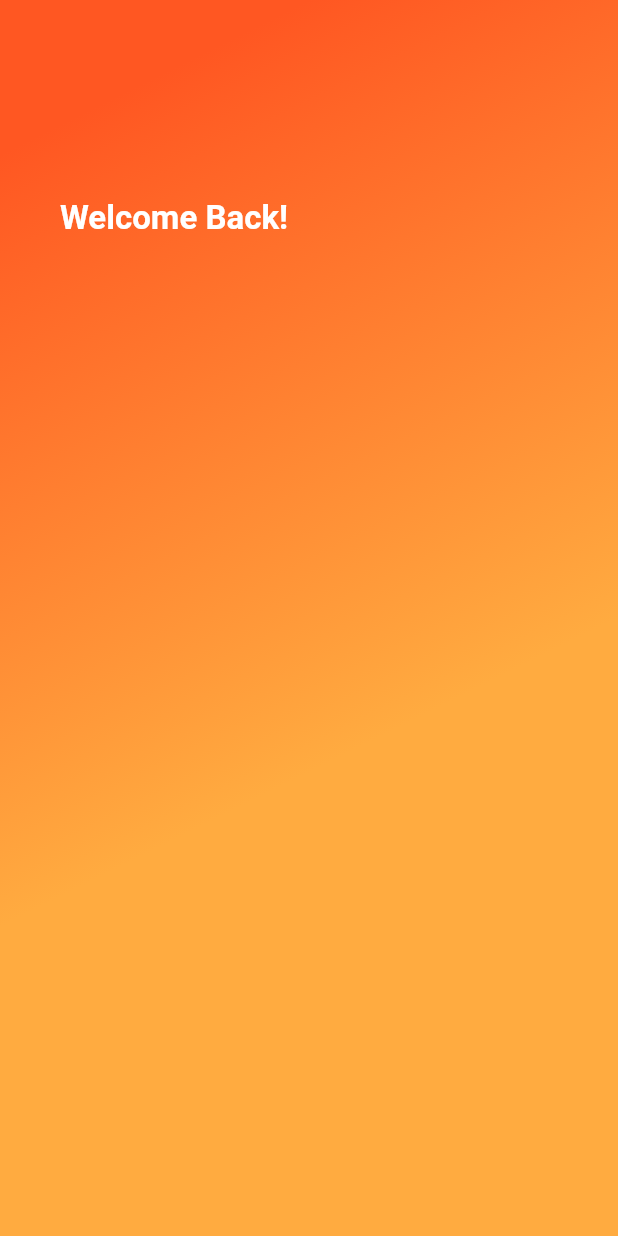
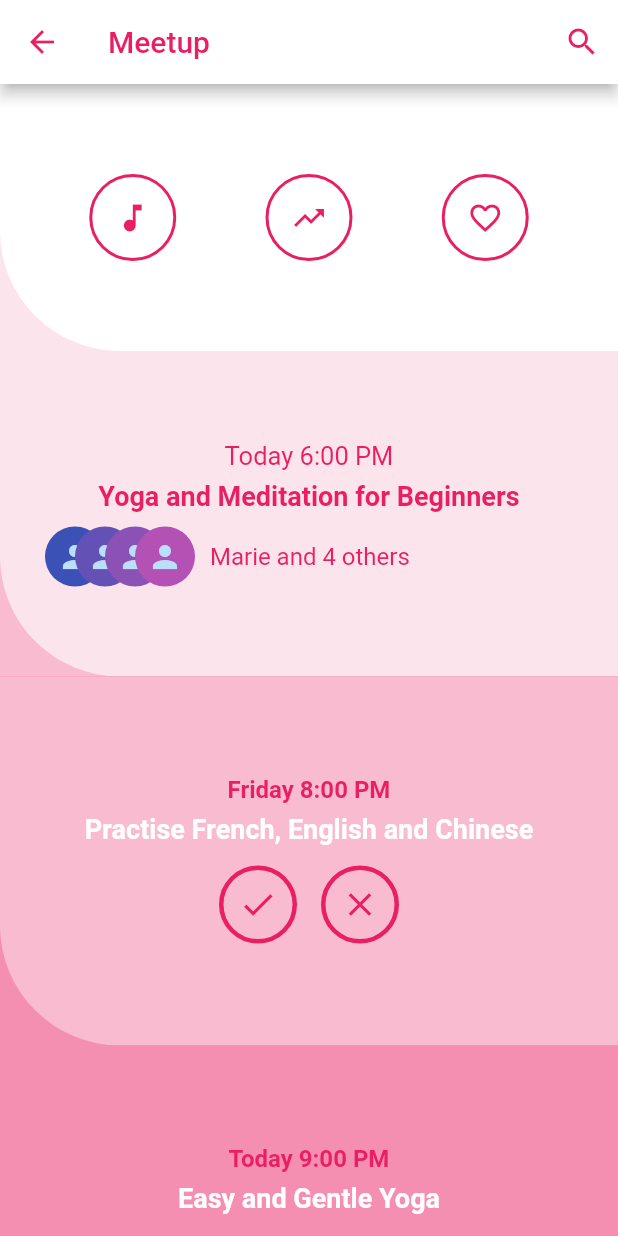
Before and after one commit to kavienanj/flutter-ui-collection, a Flutter app: the first screen one second after launch, on a phone screen of 412 x 824 dp. Run offline on Flutter 3.47's test engine with Material 2 defaults, Android fonts, the phone set to English and light mode, and no system bars.

Commit message:
week 2 completed

```diff
--- a/lib/main.dart
+++ b/lib/main.dart
@@ -1,5 +1,5 @@
 import 'package:flutter/material.dart';
-import 'package:ui_challege/week_1/main_app.dart';
+import 'package:ui_challege/week_2/main_app.dart';
 
 void main() {
   runApp(MainApp());
--- /dev/null
+++ b/lib/week_2/main_app.dart
@@ -0,0 +1,71 @@
+import 'package:flutter/material.dart';
+import 'package:ui_challege/week_2/widgets.dart';
+
+class MainApp extends StatelessWidget {
+  const MainApp({Key key}) : super(key: key);
+
+  @override
+  Widget build(BuildContext context) {
+    return MaterialApp(
+      title: "Week 1",
+      debugShowCheckedModeBanner: false,
+      home: MainScreen(),
+    );
+  }
+}
+
+class MainScreen extends StatelessWidget {
+  const MainScreen({Key key}) : super(key: key);
+
+  @override
+  Widget build(BuildContext context) {
+    final colors = <Color>[
+      Colors.white,
+      Colors.pink.shade50,
+      Colors.pink.shade100,
+      Colors.pink.shade200,
+    ];
+    final widgets = <Widget>[
+      TripleIconWidget(),
+      StatusWidget(),
+      OptionWidget(),
+      QuoteWidget(),
+    ];
+    return Scaffold(
+      backgroundColor: Colors.pink.shade200,
+      appBar: AppBar(
+        backgroundColor: Colors.white,
+        leading: IconButton(
+          icon: Icon(Icons.arrow_back, color: Colors.pink),
+          onPressed: () {},
+        ),
+        title: Text("Meetup", style: TextStyle(color: Colors.pink)),
+        actions: [
+          IconButton(
+            icon: Icon(Icons.search, color: Colors.pink),
+            onPressed: () {},
+          ),
+        ],
+        centerTitle: false,
+      ),
+      body: ListView(
+        children: List.generate(4, (int i) {
+          return Container(
+            color: colors[i+1 < 4 ? i+1 : i],
+            child: Container(
+              decoration: BoxDecoration(
+                color: colors[i],
+                borderRadius: BorderRadius.only(bottomLeft: Radius.circular(80)),
+              ),
+              width: double.infinity,
+              child: Padding(
+                padding: const EdgeInsets.symmetric(vertical: 60.0),
+                child: widgets[i],
+              ),
+            ),
+          );
+        }),
+      ),
+    );
+  }
+}
--- /dev/null
+++ b/lib/week_2/widgets.dart
@@ -0,0 +1,197 @@
+import 'package:flutter/material.dart';
+
+class TripleIconWidget extends StatelessWidget {
+  const TripleIconWidget({Key key}) : super(key: key);
+
+  @override
+  Widget build(BuildContext context) {
+    return Row(
+      mainAxisAlignment: MainAxisAlignment.spaceEvenly,
+      crossAxisAlignment: CrossAxisAlignment.center,
+      children: [Icons.music_note, Icons.trending_up, Icons.favorite_border].map((icon) {
+        return Container(
+          child: Padding(
+            padding: const EdgeInsets.all(15.0),
+            child: Icon(
+              icon,
+              color: Colors.pink,
+            ),
+          ),
+          decoration: BoxDecoration(
+            borderRadius: BorderRadius.circular(50),
+            border: Border.all(color: Colors.pink, width: 2),
+          ),
+        );
+      }).toList(),
+    );
+  }
+}
+
+class StatusWidget extends StatelessWidget {
+  const StatusWidget({Key key}) : super(key: key);
+
+  @override
+  Widget build(BuildContext context) {
+    return Column(
+      crossAxisAlignment: CrossAxisAlignment.center,
+      mainAxisAlignment: MainAxisAlignment.spaceEvenly,
+      children: [
+        Text(
+          "Today 6:00 PM",
+          style: TextStyle(
+            color: Colors.pink,
+            fontSize: 17,
+          ),
+        ),
+        SizedBox(height: 6),
+        Text(
+          "Yoga and Meditation for Beginners",
+          style: TextStyle(
+            color: Colors.pink,
+            fontWeight: FontWeight.bold,
+            fontSize: 18,
+          ),
+        ),
+        SizedBox(height: 10),
+        Row(
+          crossAxisAlignment: CrossAxisAlignment.center,
+          mainAxisAlignment: MainAxisAlignment.start,
+          children: [
+            Stack(
+              children: [30.0, 50.0, 70.0, 90.0].map((padd) {
+                return Row(
+                  children: [
+                    SizedBox(
+                      width: padd,
+                    ),
+                    CircleAvatar(
+                      backgroundColor: Colors.indigo.withRed(padd.round()*2),
+                      child: Icon(
+                        Icons.person
+                      ),
+                    ),
+                  ],
+                );
+              }).toList(),
+            ),
+            SizedBox(
+              width: 10,
+            ),
+            Text(
+              "Marie and 4 others",
+              style: TextStyle(
+                color: Colors.pink,
+                fontSize: 16,
+              ),
+            )
+          ],
+        )
+      ],
+    );
+  }
+}
+
+class OptionWidget extends StatelessWidget {
+  const OptionWidget({Key key}) : super(key: key);
+
+  @override
+  Widget build(BuildContext context) {
+    return Column(
+      crossAxisAlignment: CrossAxisAlignment.center,
+      mainAxisAlignment: MainAxisAlignment.spaceEvenly,
+      children: [
+        SizedBox(height: 6),
+        Text(
+          "Friday 8:00 PM",
+          style: TextStyle(
+            color: Colors.pink,
+            fontWeight: FontWeight.bold,
+            fontSize: 16,
+          ),
+        ),
+        SizedBox(height: 6),
+        Text(
+          "Practise French, English and Chinese",
+          style: TextStyle(
+            color: Colors.white,
+            fontWeight: FontWeight.bold,
+            fontSize: 18,
+          ),
+        ),
+        SizedBox(height: 6),
+        Row(
+          mainAxisAlignment: MainAxisAlignment.center,
+          crossAxisAlignment: CrossAxisAlignment.center,
+          children: [Icons.check, Icons.close].map((icon) {
+            return Padding(
+              padding: const EdgeInsets.all(8.0),
+              child: Container(
+                padding: const EdgeInsets.all(10),
+                child: Icon(
+                  icon,
+                  size: 26,
+                  color: Colors.pink,
+                ),
+                decoration: BoxDecoration(
+                  borderRadius: BorderRadius.circular(50),
+                  border: Border.all(color: Colors.pink, width: 3),
+                ),
+              ),
+            );
+          }).toList(),
+        ),
+      ],
+    );
+  }
+}
+
+class QuoteWidget extends StatelessWidget {
+  const QuoteWidget({Key key}) : super(key: key);
+
+  @override
+  Widget build(BuildContext context) {
+    return Column(
+      crossAxisAlignment: CrossAxisAlignment.center,
+      mainAxisAlignment: MainAxisAlignment.spaceEvenly,
+      children: [
+        SizedBox(height: 6),
+        Text(
+          "Today 9:00 PM",
+          style: TextStyle(
+            color: Colors.pink,
+            fontWeight: FontWeight.bold,
+            fontSize: 16,
+          ),
+        ),
+        SizedBox(height: 6),
+        Text(
+          "Easy and Gentle Yoga",
+          style: TextStyle(
+            color: Colors.white,
+            fontWeight: FontWeight.bold,
+            fontSize: 18,
+          ),
+        ),
+        SizedBox(height: 6),
+        Padding(
+          padding: const EdgeInsets.all(10),
+          child: ActionChip(
+            label: Text(
+              "You are going !",
+              style: TextStyle(
+                color: Colors.white,
+                fontWeight: FontWeight.bold,
+                fontSize: 17,
+              ),
+            ),
+            backgroundColor: Colors.pink.shade100,
+            onPressed: (){},
+            labelPadding: const EdgeInsets.symmetric(vertical: 4, horizontal: 12),
+            elevation: 2,
+            pressElevation: 3,
+          ),
+        ),
+      ],
+    );
+  }
+}
```
